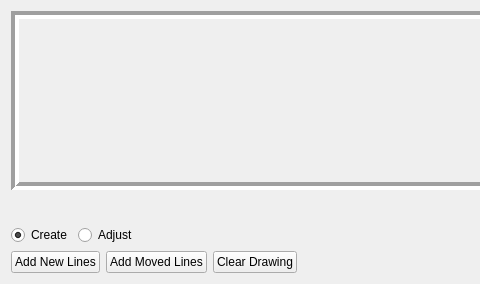
The window that resources/designer_ui/crystaldrawingwidget.ui (jonathanHuwP/CrystalGrowthTracker) describes before a commit, drawn with Qt 5; both pictures show x 0 to 480 and y 0 to 284 of the 825 by 284 pixel window.
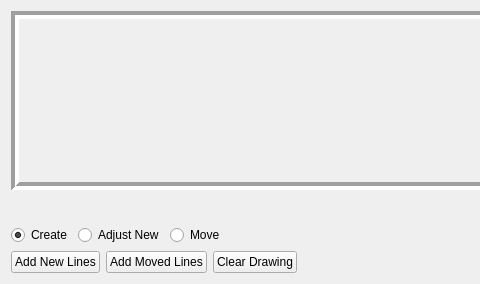
The same window after the commit. Custom widgets are drawn as their Qt base class.

Commit message: picking old line

```diff
--- a/resources/designer_ui/crystaldrawingwidget.ui
+++ b/resources/designer_ui/crystaldrawingwidget.ui
@@ -147,7 +147,17 @@
      <item>
       <widget class="QRadioButton" name="_adjustButton">
        <property name="text">
-        <string>Adjust</string>
+        <string>Adjust New</string>
+       </property>
+       <attribute name="buttonGroup">
+        <string notr="true">_stateButtonGroup</string>
+       </attribute>
+      </widget>
+     </item>
+     <item>
+      <widget class="QRadioButton" name="_moveButton">
+       <property name="text">
+        <string>Move</string>
        </property>
        <attribute name="buttonGroup">
         <string notr="true">_stateButtonGroup</string>
```
Left out of the diff: 2 changed lines with no effect on the pictures. The commit also changes 2 other files.
